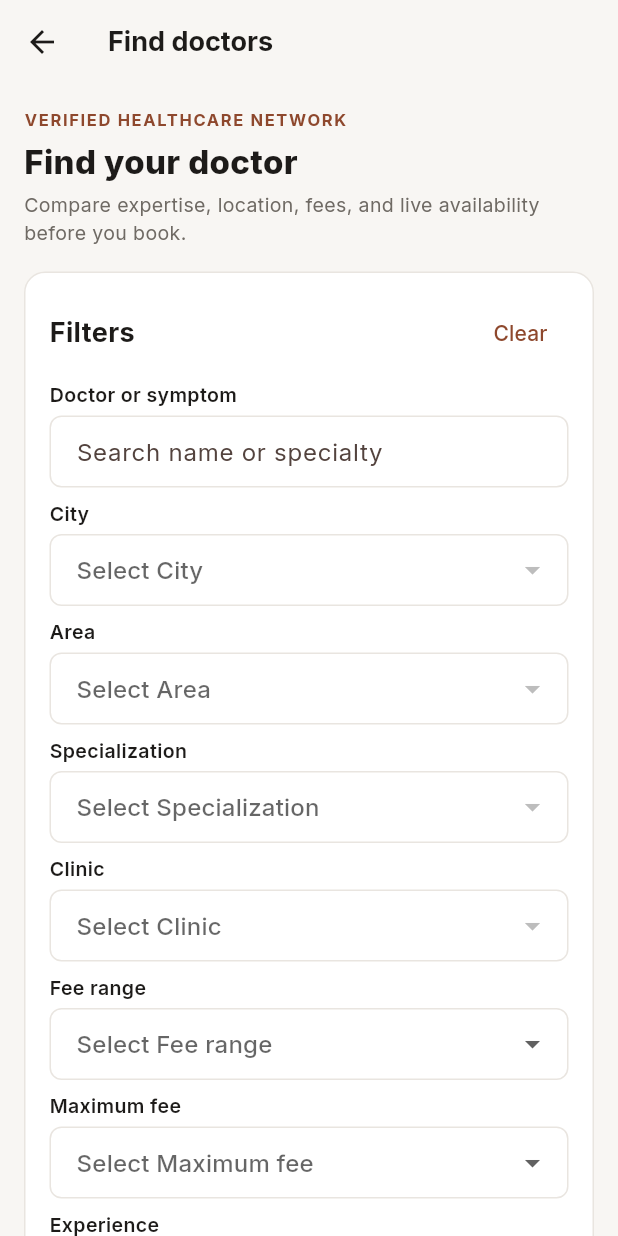
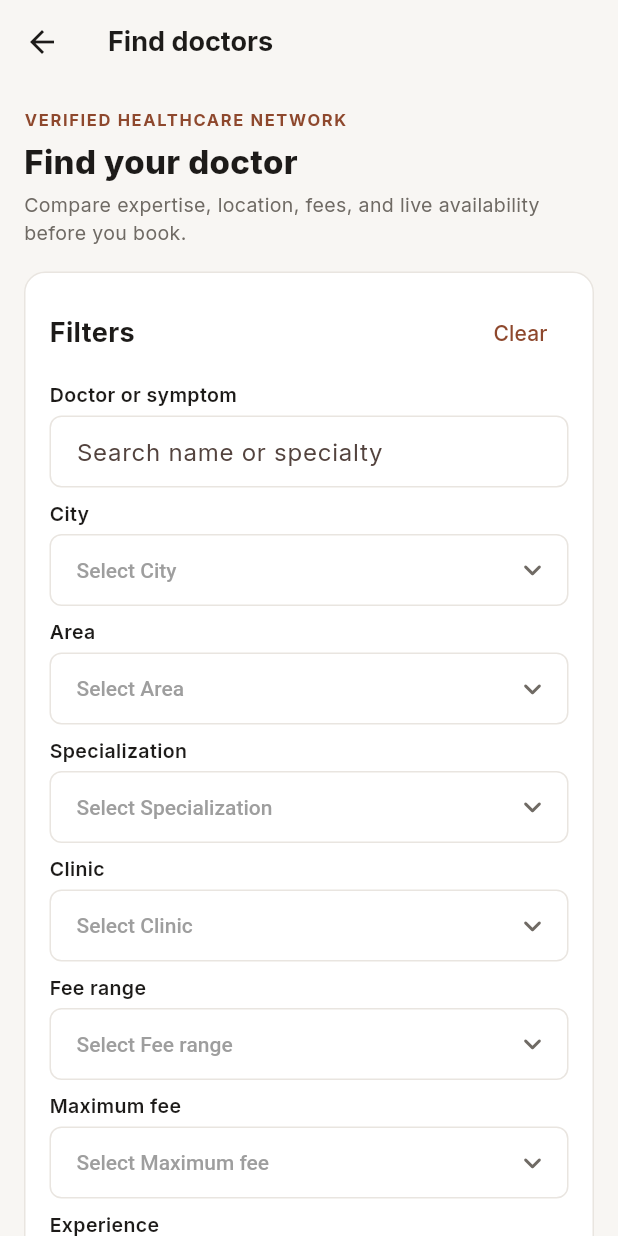
Before and after one commit to Prakash8279/bookMyDoctor, a Flutter app: the screen it shows after launch, after a tap on "Search", on a phone screen of 412 x 824 dp. Run offline on Flutter 3.47's test engine with Material 3 defaults, Android fonts, the phone set to English and light mode, and no system bars; our stand-ins replace cached_network_image, connectivity_plus, dio, flutter_secure_storage, google_fonts, google_sign_in and 3 more; missing offline and left inert: razorpay_flutter; accounts and stored records are empty; network calls fail; project files that could hold a hidden picture were left out.

Commit message:
fix(mobile): style dropdown menus with white background, rounded corners, and custom elevation

```diff
--- a/mobile/lib/screens/guest/guest_home_screen.dart
+++ b/mobile/lib/screens/guest/guest_home_screen.dart
@@ -550,6 +550,11 @@
                           initialValue: city,
                           isExpanded: true,
                           isDense: true,
+                          dropdownColor: Colors.white,
+                          borderRadius: BorderRadius.circular(12),
+                          elevation: 4,
+                          menuMaxHeight: 280,
+                          icon: const Icon(Icons.keyboard_arrow_down_rounded, color: AppColors.textSecondary),
                           decoration: const InputDecoration(border: InputBorder.none, isCollapsed: true, hintText: 'All cities'),
                           style: const TextStyle(color: AppColors.textPrimary, fontWeight: FontWeight.w700, fontSize: 13),
                           items: [
@@ -566,6 +571,11 @@
                           initialValue: specializationId,
                           isExpanded: true,
                           isDense: true,
+                          dropdownColor: Colors.white,
+                          borderRadius: BorderRadius.circular(12),
+                          elevation: 4,
+                          menuMaxHeight: 280,
+                          icon: const Icon(Icons.keyboard_arrow_down_rounded, color: AppColors.textSecondary),
                           decoration: const InputDecoration(border: InputBorder.none, isCollapsed: true, hintText: 'All specializations'),
                           style: const TextStyle(color: AppColors.textPrimary, fontWeight: FontWeight.w700, fontSize: 13),
                           items: [
@@ -582,6 +592,11 @@
                           initialValue: clinicName,
                           isExpanded: true,
                           isDense: true,
+                          dropdownColor: Colors.white,
+                          borderRadius: BorderRadius.circular(12),
+                          elevation: 4,
+                          menuMaxHeight: 280,
+                          icon: const Icon(Icons.keyboard_arrow_down_rounded, color: AppColors.textSecondary),
                           decoration: const InputDecoration(border: InputBorder.none, isCollapsed: true, hintText: 'All clinics'),
                           style: const TextStyle(color: AppColors.textPrimary, fontWeight: FontWeight.w700, fontSize: 13),
                           items: [
@@ -609,6 +624,11 @@
                           initialValue: todayOnly,
                           isExpanded: true,
                           isDense: true,
+                          dropdownColor: Colors.white,
+                          borderRadius: BorderRadius.circular(12),
+                          elevation: 4,
+                          menuMaxHeight: 280,
+                          icon: const Icon(Icons.keyboard_arrow_down_rounded, color: AppColors.textSecondary),
                           decoration: const InputDecoration(border: InputBorder.none, isCollapsed: true),
                           style: const TextStyle(color: AppColors.textPrimary, fontWeight: FontWeight.w700, fontSize: 13),
                           items: const [
--- a/mobile/lib/screens/patient/patient_search_screen.dart
+++ b/mobile/lib/screens/patient/patient_search_screen.dart
@@ -456,10 +456,39 @@
     return _FilterField(
       label: label,
       child: DropdownButtonFormField<String>(
-        initialValue: safeValue,
+        value: safeValue,
         isExpanded: true,
-        hint: Text('Select $label'),
-        items: [for (final option in options) DropdownMenuItem(value: option, child: Text(option, overflow: TextOverflow.ellipsis))],
+        dropdownColor: Colors.white,
+        borderRadius: BorderRadius.circular(12),
+        elevation: 4,
+        menuMaxHeight: 280,
+        icon: const Icon(Icons.keyboard_arrow_down_rounded, color: AppColors.textSecondary),
+        hint: Text('Select $label', style: const TextStyle(color: Color(0xFF9E9E9E), fontSize: 14)),
+        style: const TextStyle(color: AppColors.textPrimary, fontSize: 14, fontWeight: FontWeight.w500),
+        decoration: InputDecoration(
+          filled: true,
+          fillColor: Colors.white,
+          contentPadding: const EdgeInsets.symmetric(horizontal: 14, vertical: 12),
+          border: OutlineInputBorder(
+            borderRadius: BorderRadius.circular(AppRadius.button),
+            borderSide: const BorderSide(color: AppColors.border),
+          ),
+          enabledBorder: OutlineInputBorder(
+            borderRadius: BorderRadius.circular(AppRadius.button),
+            borderSide: const BorderSide(color: AppColors.border),
+          ),
+          focusedBorder: OutlineInputBorder(
+            borderRadius: BorderRadius.circular(AppRadius.button),
+            borderSide: const BorderSide(color: AppColors.primary, width: 1.5),
+          ),
+        ),
+        items: [
+          for (final option in options)
+            DropdownMenuItem(
+              value: option,
+              child: Text(option, overflow: TextOverflow.ellipsis),
+            ),
+        ],
         onChanged: (v) => onChanged(v ?? ''),
       ),
     );
--- a/mobile/lib/theme/app_theme.dart
+++ b/mobile/lib/theme/app_theme.dart
@@ -143,6 +143,15 @@
           shape: RoundedRectangleBorder(borderRadius: BorderRadius.circular(AppRadius.button)),
         ),
       ),
+      popupMenuTheme: PopupMenuThemeData(
+        color: Colors.white,
+        surfaceTintColor: Colors.transparent,
+        elevation: 6,
+        shape: RoundedRectangleBorder(
+          borderRadius: BorderRadius.circular(12),
+          side: const BorderSide(color: AppColors.border),
+        ),
+      ),
       textButtonTheme: TextButtonThemeData(
         style: TextButton.styleFrom(foregroundColor: AppColors.primaryDark),
       ),
```
